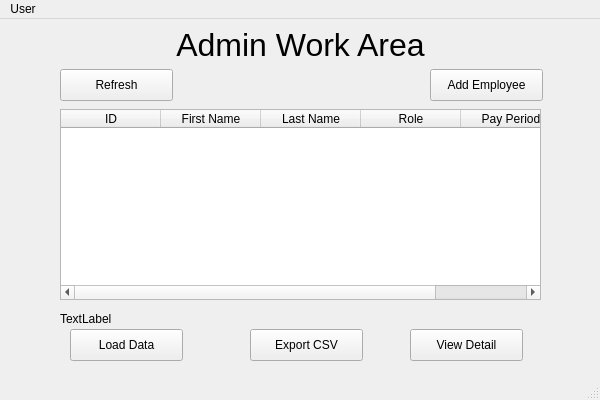
HippoCracker/Qt, file PayrollSystem/adminwindow.ui: the form before one commit.
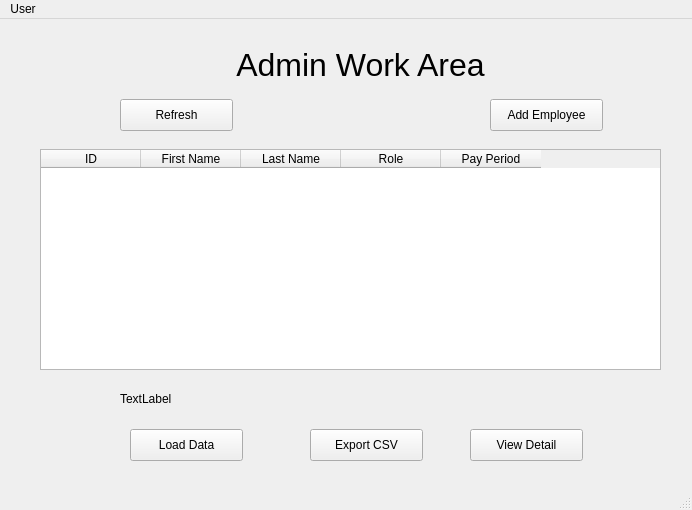
The form after the commit.

```diff
--- a/PayrollSystem/adminwindow.ui
+++ b/PayrollSystem/adminwindow.ui
@@ -6,8 +6,8 @@
    <rect>
     <x>0</x>
     <y>0</y>
-    <width>600</width>
-    <height>400</height>
+    <width>692</width>
+    <height>510</height>
    </rect>
   </property>
   <property name="windowTitle">
@@ -17,10 +17,10 @@
    <widget class="QTableWidget" name="employeeTable">
     <property name="geometry">
      <rect>
-      <x>60</x>
-      <y>90</y>
-      <width>481</width>
-      <height>191</height>
+      <x>40</x>
+      <y>130</y>
+      <width>621</width>
+      <height>221</height>
      </rect>
     </property>
     <column>
@@ -52,8 +52,8 @@
    <widget class="QLabel" name="banner">
     <property name="geometry">
      <rect>
-      <x>110</x>
-      <y>10</y>
+      <x>170</x>
+      <y>30</y>
       <width>381</width>
       <height>31</height>
      </rect>
@@ -73,8 +73,8 @@
    <widget class="QPushButton" name="viewBtn">
     <property name="geometry">
      <rect>
-      <x>410</x>
-      <y>310</y>
+      <x>470</x>
+      <y>410</y>
       <width>113</width>
       <height>32</height>
      </rect>
@@ -86,8 +86,8 @@
    <widget class="QPushButton" name="exportBtn">
     <property name="geometry">
      <rect>
-      <x>250</x>
-      <y>310</y>
+      <x>310</x>
+      <y>410</y>
       <width>113</width>
       <height>32</height>
      </rect>
@@ -99,8 +99,8 @@
    <widget class="QPushButton" name="loadBtn">
     <property name="geometry">
      <rect>
-      <x>70</x>
-      <y>310</y>
+      <x>130</x>
+      <y>410</y>
       <width>113</width>
       <height>32</height>
      </rect>
@@ -112,8 +112,8 @@
    <widget class="QPushButton" name="refreshBtn">
     <property name="geometry">
      <rect>
-      <x>60</x>
-      <y>50</y>
+      <x>120</x>
+      <y>80</y>
       <width>113</width>
       <height>32</height>
      </rect>
@@ -125,8 +125,8 @@
    <widget class="QLabel" name="errorLabel">
     <property name="geometry">
      <rect>
-      <x>60</x>
-      <y>290</y>
+      <x>120</x>
+      <y>370</y>
       <width>291</width>
       <height>20</height>
      </rect>
@@ -138,8 +138,8 @@
    <widget class="QPushButton" name="addEmpBtn">
     <property name="geometry">
      <rect>
-      <x>430</x>
-      <y>50</y>
+      <x>490</x>
+      <y>80</y>
       <width>113</width>
       <height>32</height>
      </rect>
@@ -154,7 +154,7 @@
     <rect>
      <x>0</x>
      <y>0</y>
-     <width>600</width>
+     <width>692</width>
      <height>22</height>
     </rect>
    </property>
```
